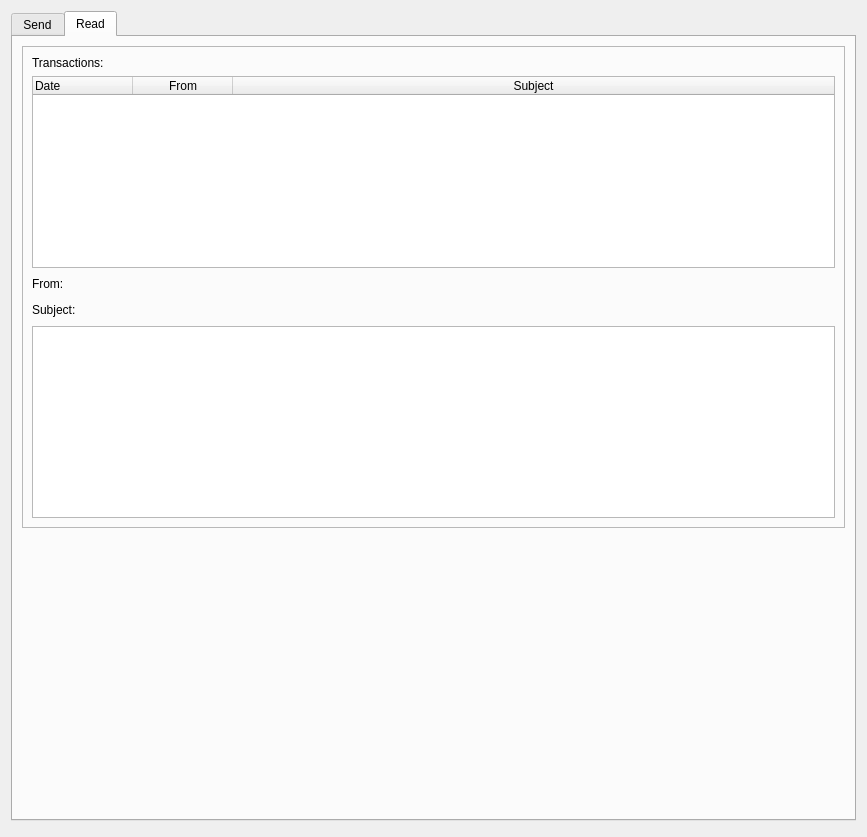
The window that src/qt/forms/messengerpage.ui (BlockStamp/bstnew) describes before a commit, drawn with Qt 5.
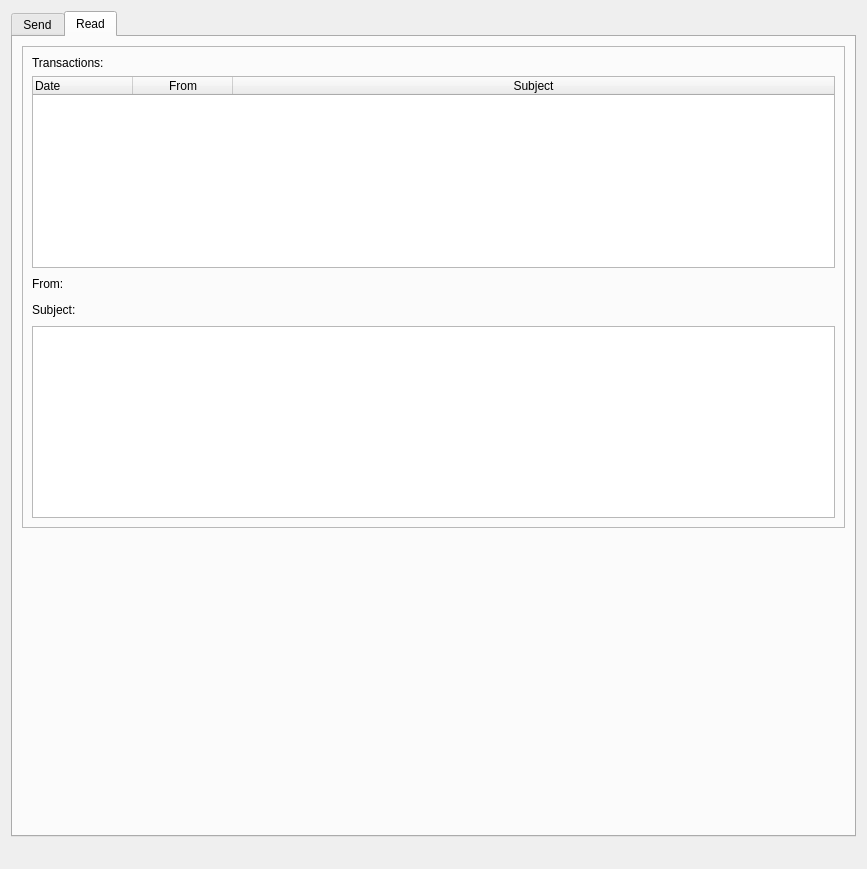
The same window after the commit. The open tabs and pages were chosen to show the change. Icons and pictures are not drawn. Custom widgets are drawn as their Qt base class.

Commit message: Fix for disappearing rows when new message received

The edit to the form file:
```diff
--- a/src/qt/forms/messengerpage.ui
+++ b/src/qt/forms/messengerpage.ui
@@ -7,7 +7,7 @@
     <x>0</x>
     <y>0</y>
     <width>867</width>
-    <height>837</height>
+    <height>869</height>
    </rect>
   </property>
   <property name="windowTitle">
```
Left out of the diff: 2 changed lines with no effect on the pictures. The commit also changes 1 other file.
